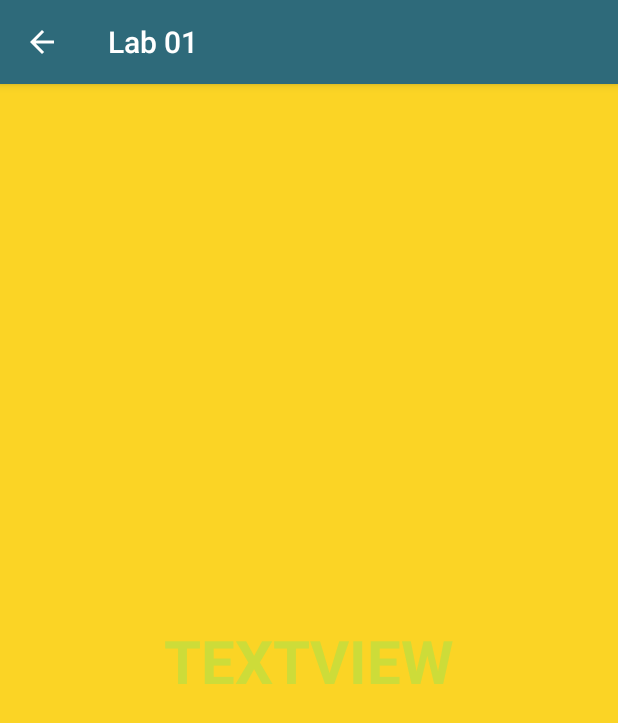
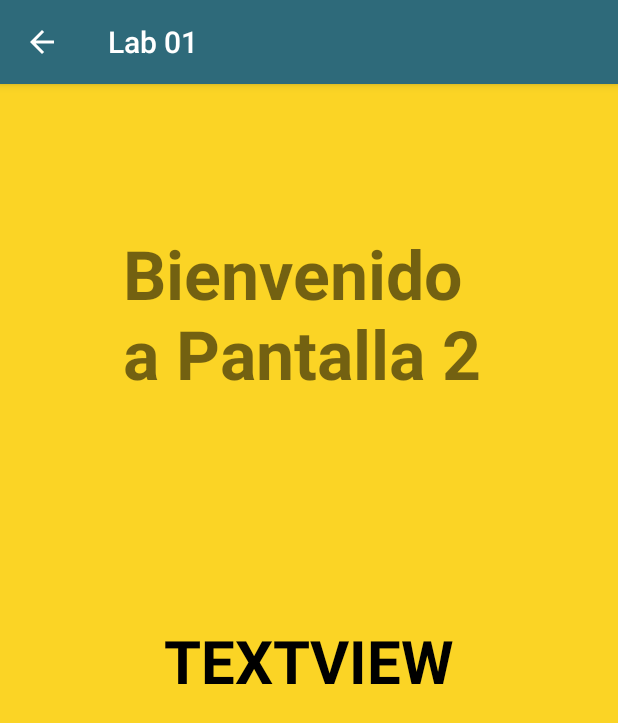
Before and after one commit to grisone/lab01, an Android app: the SegundaPantalla screen opened directly, with no data from a screen before it, on a phone screen of 412 x 824 dp. Shown: the top 723 px of the screen. Run offline under Robolectric (Android 15) with nearby library versions, the phone set to English and light mode, and no system bars; 1 statement that could not run was skipped.

Commit message:
tarea tres final

```diff
--- a/app/src/main/java/com/example/testaplication/MainActivity.java
+++ b/app/src/main/java/com/example/testaplication/MainActivity.java
@@ -46,7 +46,7 @@ public class MainActivity extends AppCompatActivity {
                 break;
             case R.id.menu_opcion_100:
                 mensajeria = "Vamos a ver la pajjjina";
-                startActivity(new Intent(Intent.ACTION_VIEW, Uri.parse("http://www.example.org")));
+                startActivity(new Intent(Intent.ACTION_VIEW, Uri.parse("https://www.lun.com")));
                 break;
             case R.id.menu_opcion_200:
                 Intent intent = new Intent(getApplicationContext(), AboutActivity.class);
--- a/app/src/main/res/layout/activity_acerca_de.xml
+++ b/app/src/main/res/layout/activity_acerca_de.xml
@@ -54,8 +54,8 @@
             android:checked="false"
             android:onClick="vistaImagen"
             android:text="ToggleButton"
-            android:textOff="Sin Imagen"
-            android:textOn="Imagen Visible" />
+            android:textOff="Ver Imagen"
+            android:textOn="Ocultar Imagen" />
 
     </LinearLayout>
 
--- a/app/src/main/res/layout/activity_segunda_pantalla.xml
+++ b/app/src/main/res/layout/activity_segunda_pantalla.xml
@@ -8,6 +8,7 @@
     tools:context=".SegundaPantalla">
 
     <LinearLayout
+        android:id="@+id/linearLayout"
         android:layout_width="wrap_content"
         android:layout_height="wrap_content"
         android:orientation="vertical"
@@ -22,9 +23,21 @@
             android:layout_height="wrap_content"
             android:layout_gravity="center"
             android:text="@string/textView"
+            android:textColor="@color/colorLetra2"
             android:textSize="40sp"
-            android:textColor="@color/colorLetra"
             android:textStyle="bold" />
     </LinearLayout>
 
+    <TextView
+        android:id="@+id/textView"
+        android:layout_width="248dp"
+        android:layout_height="166dp"
+        android:text="Bienvenido a Pantalla 2"
+        android:textSize="45sp"
+        android:textStyle="bold"
+        app:layout_constraintBottom_toTopOf="@+id/linearLayout"
+        app:layout_constraintEnd_toEndOf="parent"
+        app:layout_constraintStart_toStartOf="parent"
+        app:layout_constraintTop_toTopOf="parent" />
+
 </androidx.constraintlayout.widget.ConstraintLayout>
--- a/app/src/main/res/values/colors.xml
+++ b/app/src/main/res/values/colors.xml
@@ -6,6 +6,7 @@
 
     <color name="colorFondo">#17609A</color>
     <color name="colorLetra">#CDDC39</color>
+    <color name="colorLetra2">#000000</color>
     <color name="colorBoton">#8B8C82</color>
 
     <!-- Propuesta -->
```
Also changed, not shown: 1 other file.
